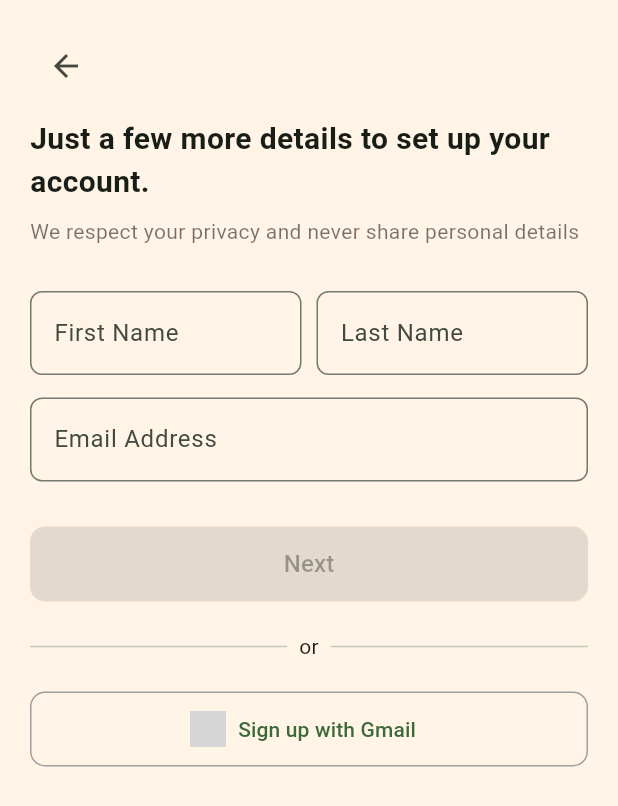
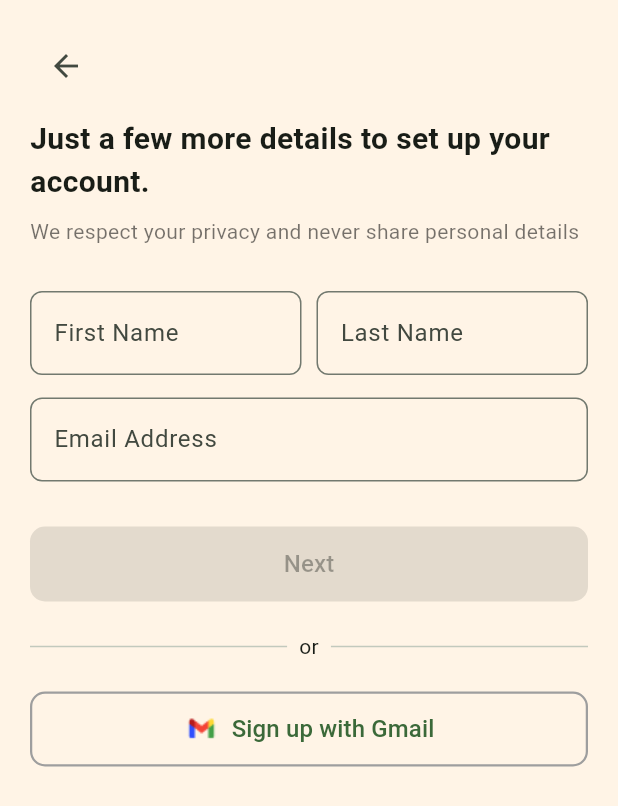
Before and after one commit to Shubham-Bhayaje/ECO, a Flutter app: the SignUpScreen screen opened directly, on a phone screen of 412 x 824 dp. Shown: the top 806 px of the screen. Run offline on Flutter 3.47's test engine with Material 3 defaults, Android fonts, the light colour scheme and no system bars; grey boxes are pictures that could not be loaded.

Commit message:
Refactored folder structure and updated main.dart

```diff
--- a/ride_sharing_project/lib/phone_auth_screen.dart
+++ b/ride_sharing_project/lib/pages/phone_auth_screen.dart
@@ -1,5 +1,5 @@
 import 'package:flutter/material.dart';
-import 'welcome_screen.dart';
+// import 'welcome_screen.dart';
 import 'otp_screen.dart';
 
 class PhoneAuthScreen extends StatelessWidget {
--- a/ride_sharing_project/lib/sign_up.dart
+++ b/ride_sharing_project/lib/pages/sign_up.dart
@@ -1,6 +1,6 @@
 import 'package:flutter/material.dart';
 import 'permission_screen.dart';
-import 'otp_screen.dart';
+// import 'otp_screen.dart';
 
 class SignUpScreen extends StatefulWidget {
   const SignUpScreen({super.key});
@@ -16,8 +16,8 @@ class _SignUpScreenState extends State<SignUpScreen> {
 
   bool get isFormValid =>
       firstNameController.text.isNotEmpty &&
-          lastNameController.text.isNotEmpty &&
-          emailController.text.isNotEmpty;
+      lastNameController.text.isNotEmpty &&
+      emailController.text.isNotEmpty;
 
   void _goToPermissionsScreen() {
     Navigator.pushReplacement(
@@ -104,8 +104,9 @@ class _SignUpScreenState extends State<SignUpScreen> {
               ElevatedButton(
                 onPressed: isFormValid ? _goToPermissionsScreen : null,
                 style: ElevatedButton.styleFrom(
-                  backgroundColor:
-                  isFormValid ? Colors.orange : Colors.orange.shade200,
+                  backgroundColor: isFormValid
+                      ? Colors.orange
+                      : Colors.orange.shade200,
                   minimumSize: const Size(double.infinity, 50),
                   shape: RoundedRectangleBorder(
                     borderRadius: BorderRadius.circular(10),
@@ -131,15 +132,19 @@ class _SignUpScreenState extends State<SignUpScreen> {
 
               // Google Sign-in Button
               OutlinedButton.icon(
-                onPressed: _goToPermissionsScreen, // Navigate after Google sign-in
+                onPressed: _goToPermissionsScreen,
                 icon: Image.asset('assets/google_logo.png', height: 24),
-                label: const Text("Sign up with Gmail"),
+                label: const Text(
+                  "Sign up with Gmail",
+                  style: TextStyle(fontSize: 16), // Consistent text size
+                ),
                 style: OutlinedButton.styleFrom(
                   minimumSize: const Size(double.infinity, 50),
-                  side: const BorderSide(color: Colors.grey),
+                  side: const BorderSide(color: Colors.grey, width: 1.5),
                   shape: RoundedRectangleBorder(
                     borderRadius: BorderRadius.circular(10),
                   ),
+                  padding: const EdgeInsets.symmetric(horizontal: 16),
                 ),
               ),
             ],
--- a/ride_sharing_project/pubspec.yaml
+++ b/ride_sharing_project/pubspec.yaml
@@ -2,7 +2,7 @@ name: ride_sharing_project
 description: "A new Flutter project."
 # The following line prevents the package from being accidentally published to
 # pub.dev using `flutter pub publish`. This is preferred for private packages.
-publish_to: 'none' # Remove this line if you wish to publish to pub.dev
+publish_to: "none" # Remove this line if you wish to publish to pub.dev
 
 # The following defines the version and build number for your application.
 # A version number is three numbers separated by dots, like 1.2.43
@@ -53,6 +53,9 @@ dev_dependencies:
 flutter:
   assets:
     - assets/eco_ride_illustration.png
+    - assets/google_logo.png
+    - assets/permission_illustration.png
+
 
   # The following line ensures that the Material Icons font is
   # included with your application, so that you can use the icons in
```
Also changed, not shown: ride_sharing_project/lib/main.dart (+5 -5 lines), ride_sharing_project/lib/pages/otp_screen.dart (renamed from ride_sharing_project/lib/otp_screen.dart), ride_sharing_project/lib/pages/permission_screen.dart (renamed from ride_sharing_project/lib/permission_screen.dart), ride_sharing_project/lib/pages/practice.dart (renamed from ride_sharing_project/lib/practice.dart), ride_sharing_project/lib/pages/welcome_screen.dart (renamed from ride_sharing_project/lib/welcome_screen.dart), 1 other file.
